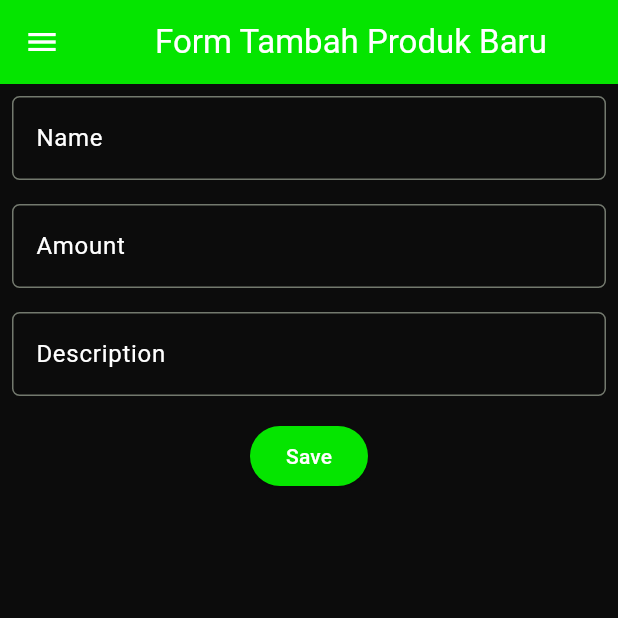
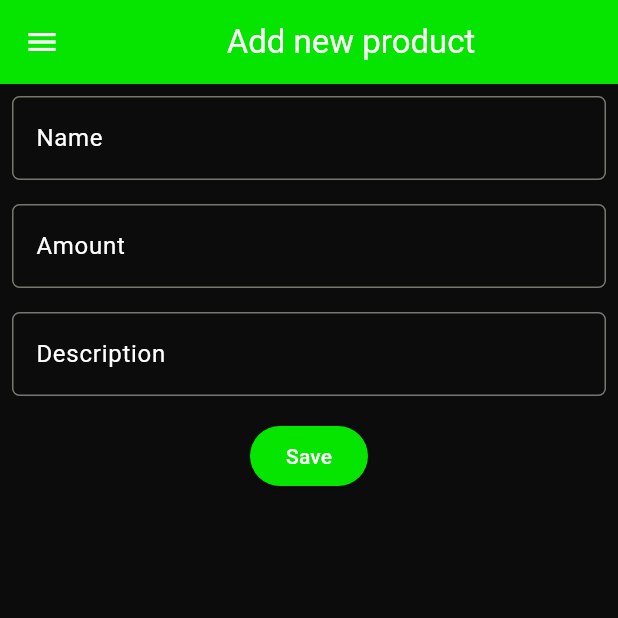
Before and after one commit to danferdiansyah/grime-mobile, a Flutter app: the ProductFormPage screen opened directly, on a phone screen of 412 x 824 dp, the top half of it. Run offline on Flutter 3.47's test engine with Material 3 defaults, Android fonts, the phone set to English and light mode, and no system bars.

```diff
--- a/lib/main.dart
+++ b/lib/main.dart
@@ -14,12 +14,12 @@ class MyApp extends StatelessWidget {
       title: 'Grime',
       theme: ThemeData(
         colorScheme: ColorScheme.fromSeed(
-          seedColor: const Color(0xFF05e500), // New green color
+          seedColor: const Color(0xFF05e500), // Main green color
           primary: const Color(0xFF05e500),
           secondary: const Color(0xFF05e500),
-          background: const Color(0xFF0c0c0c), // Background color as black
+          background: const Color(0xFF0c0c0c), // Main black background
         ),
-        scaffoldBackgroundColor: const Color(0xFF0c0c0c), // Ensure all pages have black background
+        scaffoldBackgroundColor: const Color(0xFF0c0c0c),
         useMaterial3: true,
       ),
       home: MyHomePage(),
--- a/lib/screens/product_form.dart
+++ b/lib/screens/product_form.dart
@@ -20,7 +20,7 @@ class _ProductFormPageState extends State<ProductFormPage> {
       appBar: AppBar(
         title: const Center(
           child: Text(
-            'Form Tambah Produk Baru',
+            'Add new product',
           ),
         ),
         backgroundColor: Theme.of(context).colorScheme.primary,
@@ -63,7 +63,7 @@ class _ProductFormPageState extends State<ProductFormPage> {
               child: TextFormField(
                 style: const TextStyle(color: Colors.white),
                 decoration: InputDecoration(
-                  hintText: "Amount",
+                  hintText: "Product Amount",
                   hintStyle: const TextStyle(color: Colors.grey),
                   labelText: "Amount",
                   labelStyle: const TextStyle(color: Colors.white),
@@ -78,10 +78,10 @@ class _ProductFormPageState extends State<ProductFormPage> {
                 },
                 validator: (String? value) {
                   if (value == null || value.isEmpty) {
-                    return "Amount cannot be empty!";
+                    return "Product amount cannot be empty!";
                   }
                   if (int.tryParse(value) == null) {
-                    return "Amount must be a number!";
+                    return "Product amount must be a number!";
                   }
                   return null;
                 },
@@ -107,7 +107,7 @@ class _ProductFormPageState extends State<ProductFormPage> {
                 },
                 validator: (String? value) {
                   if (value == null || value.isEmpty) {
-                    return "Description cannot be empty!";
+                    return "Product description cannot be empty!";
                   }
                   return null;
                 },
--- a/lib/widgets/left_drawer.dart
+++ b/lib/widgets/left_drawer.dart
@@ -17,7 +17,7 @@ class LeftDrawer extends StatelessWidget {
             child: const Column(
               children: [
                 Text(
-                  'Grime Inventory',
+                  'Grime',
                   textAlign: TextAlign.center,
                   style: TextStyle(
                     fontSize: 24,
@@ -27,7 +27,7 @@ class LeftDrawer extends StatelessWidget {
                 ),
                 Padding(padding: EdgeInsets.all(8)),
                 Text(
-                  "Manage your product inventory efficiently!",
+                  "Anything, anytime, anywhere.",
                   style: TextStyle(
                     color: Colors.white,
                     fontWeight: FontWeight.w500,
@@ -51,7 +51,7 @@ class LeftDrawer extends StatelessWidget {
           ListTile(
             leading: const Icon(Icons.add_box_outlined),
             title: const Text('Add Product'),
-            // Redirection to ProductFormPage
+            // Redirect ke ProductFormPage
             onTap: () {
               Navigator.push(context, MaterialPageRoute(builder: (context) => ProductFormPage()));
             },
```
Also changed, not shown: lib/screens/menu.dart (+15 -6 lines).
